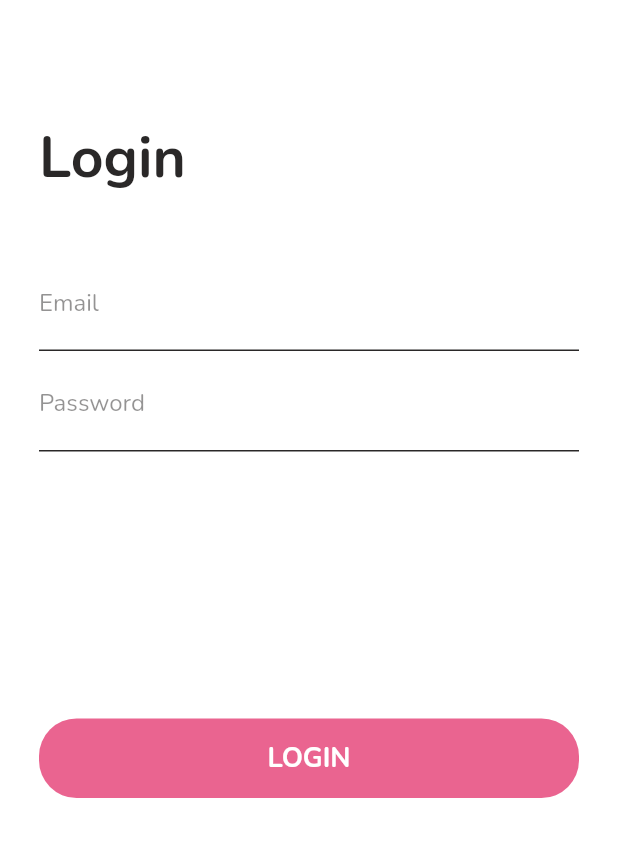
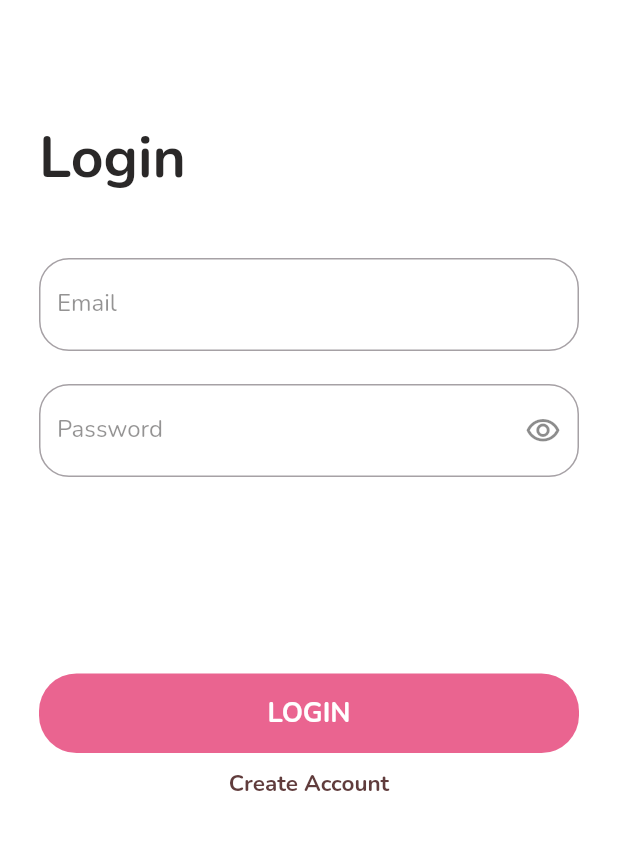
Before and after one commit to Devking4me/hitchcake, a Flutter app: the screen it shows after launch, after a tap on "CREATE ACCOUNT", after a tap on the "clear" icon, after a tap on "LOGIN", on a phone screen of 412 x 824 dp, the part 324-1181 px from its top. Run offline on Flutter 3.47's test engine with Material 2 defaults, Android fonts, the light colour scheme and no system bars; our stand-ins replace cloud_firestore, dio, firebase_auth, firebase_core, firebase_storage, flutter_dotenv and 4 more; missing offline and left inert: flutter_stripe; accounts and stored records are empty; network calls fail.

Commit message:
screen change

```diff
--- a/lib/ui/screens/login_screen.dart
+++ b/lib/ui/screens/login_screen.dart
@@ -1,3 +1,4 @@
+import 'package:Hitchcake/ui/screens/register_screen.dart';
 import 'package:firebase_auth/firebase_auth.dart';
 import 'package:flutter/material.dart';
 import 'package:provider/provider.dart';
@@ -60,28 +61,28 @@ class _LoginScreenState extends State<LoginScreen> {
           child: Padding(
             padding: kDefaultPadding,
             child: Container(
-              margin: EdgeInsets.only(bottom: 40),
+              margin: const EdgeInsets.only(bottom: 40),
               child: Column(
                 crossAxisAlignment: CrossAxisAlignment.start,
                 children: [
-                  SizedBox(
+                  const SizedBox(
                     height: 60,
                   ),
                   Center(child: AppIconTitle()),
-                  SizedBox(
+                  const SizedBox(
                     height: 80,
                   ),
                   Text(
                     'Login',
                     style: Theme.of(context).textTheme.headline3,
                   ),
-                  SizedBox(height: 40),
+                  const SizedBox(height: 40),
                   BorderedTextField(
                     labelText: 'Email',
                     keyboardType: TextInputType.emailAddress,
                     onChanged: (value) => _inputEmail = value,
                   ),
-                  SizedBox(height: 5),
+                  const SizedBox(height: 22),
                   BorderedTextField(
                     labelText: 'Password',
                     obscureText: true,
@@ -92,7 +93,23 @@ class _LoginScreenState extends State<LoginScreen> {
                   RoundedButton(
                       text: 'LOGIN',
                       color: Colors.white,
-                      onPressed: () => loginPressed())
+                      onPressed: () => loginPressed()),
+                  const SizedBox(height: 10),
+                  GestureDetector(
+                    onTap: () {
+                      Navigator.pop(context);
+                      Navigator.pushNamed(context, RegisterScreen.id);
+                    },
+                    child: const Align(
+                      alignment: Alignment.center,
+                      child: Text(
+                        'Create Account',
+                        style: TextStyle(
+                            color: Color.fromARGB(255, 96, 60, 60),
+                            fontSize: 15),
+                      ),
+                    ),
+                  )
                 ],
               ),
             ),
--- a/lib/ui/screens/register_sub_screens/email_and_password_screen.dart
+++ b/lib/ui/screens/register_sub_screens/email_and_password_screen.dart
@@ -27,7 +27,7 @@ class EmailAndPasswordScreen extends StatelessWidget {
           onChanged: emailOnChanged,
           keyboardType: TextInputType.emailAddress,
         ),
-        SizedBox(height: 5),
+        SizedBox(height: 22),
         BorderedTextField(
           labelText: 'Password',
           onChanged: passwordOnChanged,
--- a/lib/ui/widgets/bordered_text_field.dart
+++ b/lib/ui/widgets/bordered_text_field.dart
@@ -1,11 +1,11 @@
 import 'package:flutter/material.dart';
 import 'package:Hitchcake/util/constants.dart';
 
-class BorderedTextField extends StatelessWidget {
+class BorderedTextField extends StatefulWidget {
   final String labelText;
   final Function(String) onChanged;
   final TextInputType keyboardType;
-  final bool obscureText;
+  bool obscureText;
   final bool autoFocus;
   final TextCapitalization textCapitalization;
   final textController;
@@ -20,26 +20,63 @@ class BorderedTextField extends StatelessWidget {
       this.textController});
 
   @override
+  State<BorderedTextField> createState() => _BorderedTextFieldState();
+}
+
+class _BorderedTextFieldState extends State<BorderedTextField> {
+  @override
   Widget build(BuildContext context) {
-    Color color = kSecondaryColor;
+    Color color = Color.fromARGB(158, 111, 103, 110);
 
-    return TextField(
-      controller: textController,
-      onChanged: onChanged,
-      obscureText: obscureText,
-      autofocus: autoFocus,
-      keyboardType: keyboardType,
-      textCapitalization: textCapitalization,
-      style: TextStyle(color: color),
+    return !widget.obscureText
+        ? TextField(
+            controller: widget.textController,
+            onChanged: widget.onChanged,
+            obscureText: widget.obscureText,
+            autofocus: widget.autoFocus,
+            keyboardType: widget.keyboardType,
+            textCapitalization: widget.textCapitalization,
+            style: TextStyle(color: const Color.fromARGB(255, 68, 61, 61)),
             decoration: InputDecoration(
-        labelText: labelText,
+              labelText: widget.labelText,
               labelStyle: TextStyle(color: kSecondaryColor.withOpacity(0.5)),
               border: UnderlineInputBorder(),
-        enabledBorder: UnderlineInputBorder(
+              enabledBorder: OutlineInputBorder(
+                borderRadius: BorderRadius.circular(20),
                 borderSide: BorderSide(color: color),
               ),
-        focusedBorder: UnderlineInputBorder(
+              focusedBorder: OutlineInputBorder(
+                borderRadius: BorderRadius.circular(20),
+                borderSide: BorderSide(color: Color.fromARGB(255, 94, 15, 87)),
+              ),
+            ),
+          )
+        : TextField(
+            controller: widget.textController,
+            onChanged: widget.onChanged,
+            obscureText: widget.obscureText,
+            autofocus: widget.autoFocus,
+            keyboardType: widget.keyboardType,
+            textCapitalization: widget.textCapitalization,
+            style: TextStyle(color: const Color.fromARGB(255, 68, 61, 61)),
+            decoration: InputDecoration(
+              labelText: widget.labelText,
+              labelStyle: TextStyle(color: kSecondaryColor.withOpacity(0.5)),
+              suffixIcon: GestureDetector(
+                  onTap: () {
+                    setState(() {
+                      widget.obscureText = !widget.obscureText;
+                    });
+                  },
+                  child: Icon(Icons.visibility_outlined)),
+              border: UnderlineInputBorder(),
+              enabledBorder: OutlineInputBorder(
+                borderRadius: BorderRadius.circular(20),
                 borderSide: BorderSide(color: color),
+              ),
+              focusedBorder: OutlineInputBorder(
+                borderRadius: BorderRadius.circular(20),
+                borderSide: BorderSide(color: Color.fromARGB(255, 94, 15, 87)),
               ),
             ),
           );
```
Lines whose indentation alone changed are shown as unchanged.
